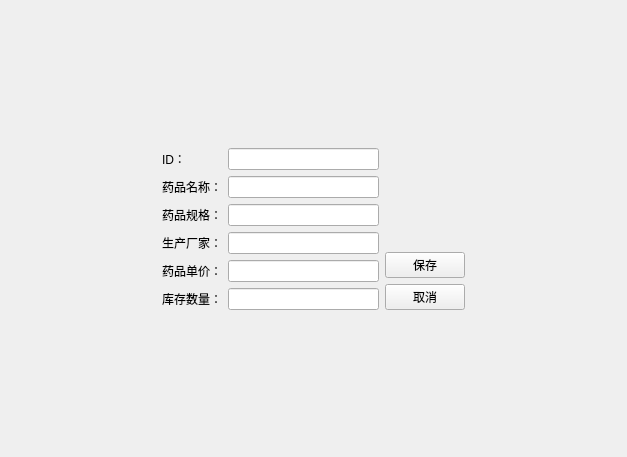
Qt form lab3/medicineseditview.ui (zjl8881/2023414290140) before a commit.
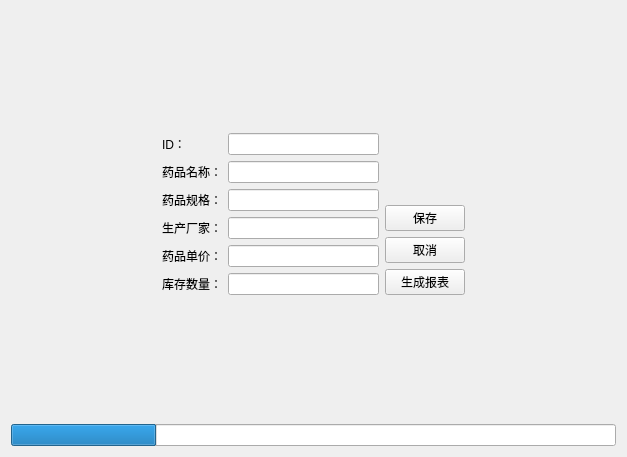
The same form after that commit.

```diff
--- a/lab3/medicineseditview.ui
+++ b/lab3/medicineseditview.ui
@@ -139,6 +139,13 @@
          </property>
         </widget>
        </item>
+       <item>
+        <widget class="QPushButton" name="btReport">
+         <property name="text">
+          <string>生成报表</string>
+         </property>
+        </widget>
+       </item>
       </layout>
      </item>
      <item>
@@ -169,6 +176,16 @@
      </property>
     </spacer>
    </item>
+   <item>
+    <widget class="QProgressBar" name="progressBar">
+     <property name="value">
+      <number>24</number>
+     </property>
+     <property name="textVisible">
+      <bool>false</bool>
+     </property>
+    </widget>
+   </item>
   </layout>
  </widget>
  <resources/>
```
